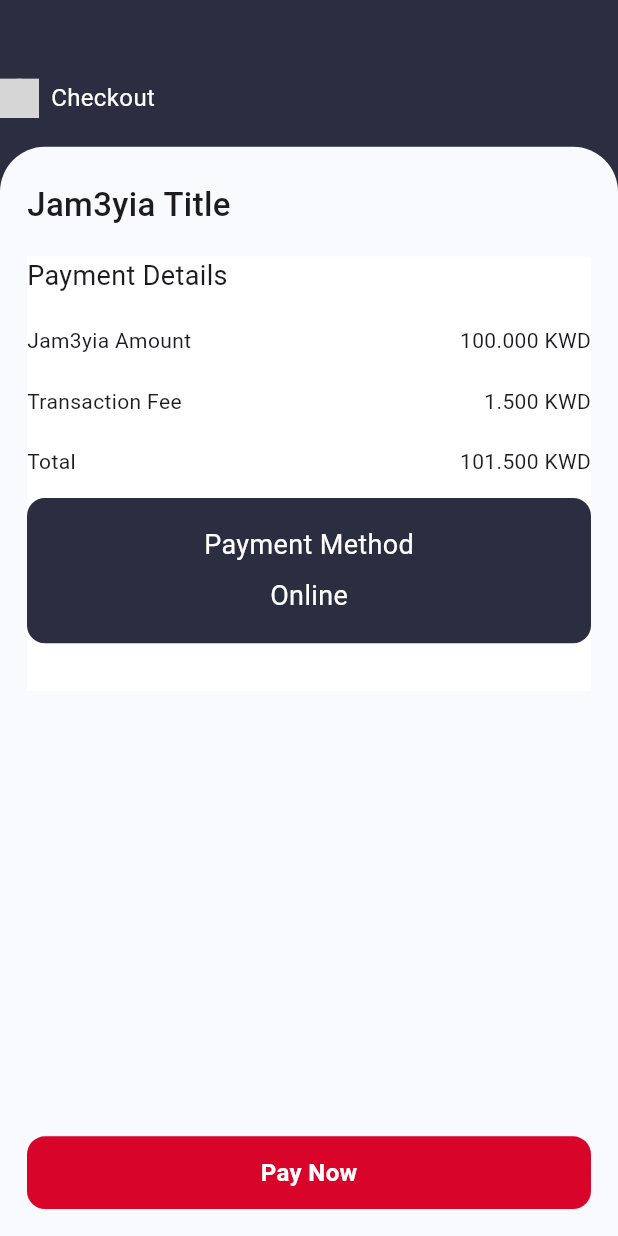
After one commit to makdad-raee/makdad_demo_app, a Flutter app: the Screen5 screen opened directly, scrolled down 71 dp, after a tap on "click here", on a phone screen of 412 x 824 dp. The commit adds this screen. Run offline on Flutter 3.47's test engine with Material 3 defaults, Android fonts, the phone set to English and light mode, and no system bars; our stand-ins replace flutter_svg; grey boxes are pictures that could not be loaded.

Commit message:
section 2 UiI part1

```diff
--- /dev/null
+++ b/lib/Features/presentaion/views/Section2/section2_home_view.dart
@@ -0,0 +1,22 @@
+import 'package:flutter/material.dart';
+import 'package:makdad_demo_app/Features/presentaion/views/Section2/widgets/check_out_body.dart';
+import 'package:makdad_demo_app/Features/presentaion/views/Section2/widgets/custom_appar2.dart';
+import 'package:makdad_demo_app/core/utlies/constant.dart';
+
+class Section2HomeView extends StatelessWidget {
+  const Section2HomeView({super.key});
+
+  @override
+  Widget build(BuildContext context) {
+    return const Scaffold(
+      backgroundColor: appBarColor,
+      body: Column(
+        children: [
+          CustomAppar2(),
+          Expanded(child: CheckOutBody()),
+
+        ],
+      ),
+    );
+  }
+}
--- /dev/null
+++ b/lib/Features/presentaion/views/Section2/widgets/check_out_body.dart
@@ -0,0 +1,80 @@
+import 'package:flutter/material.dart';
+import 'package:makdad_demo_app/Features/presentaion/views/Section2/widgets/payment_details.dart';
+import 'package:makdad_demo_app/Features/presentaion/views/widgets/custom_pay_button.dart';
+import 'package:makdad_demo_app/core/utlies/constant.dart';
+
+class CheckOutBody extends StatelessWidget {
+  const CheckOutBody({super.key});
+
+  @override
+  Widget build(BuildContext context) {
+    var height = MediaQuery.of(context).size.height;
+    var width = MediaQuery.of(context).size.width;
+    return Container(
+      width: double.infinity,
+      decoration: const BoxDecoration(
+          color: Color(0xffF8FAFD),
+          borderRadius: BorderRadius.only(
+              topRight: Radius.circular(30), topLeft: Radius.circular(30))),
+      child: Column(
+        children: [
+          Padding(
+            padding: const EdgeInsets.symmetric(vertical: 23, horizontal: 18),
+            child: Column(
+              crossAxisAlignment: CrossAxisAlignment.start,
+              children: [
+                Text(
+                  'Jam3yia Title',
+                  style: textStyle22.copyWith(fontWeight: FontWeight.w500),
+                ),
+                const SizedBox(
+                  height: 19,
+                ),
+                const PaymentDetails(),
+              ],
+            ),
+          ),
+          const Spacer(),
+          CustomPayButton(
+            onTap: () {},
+            text: Text(
+              'Pay Now',
+              style: textStyle16.copyWith(color: Colors.white,fontWeight: FontWeight.w600),
+            ),
+          ),
+        ],
+      ),
+    );
+  }
+}
+
+class CheckOutButton extends StatelessWidget {
+  const CheckOutButton({super.key});
+
+  @override
+  Widget build(BuildContext context) {
+    var height = MediaQuery.of(context).size.height;
+    var width = MediaQuery.of(context).size.width;
+    return Container(
+      decoration: BoxDecoration(
+          color: const Color(0xff2B2D40),
+          borderRadius: BorderRadius.circular(12)),
+      height: height * 0.1176,
+      width: double.infinity,
+      child: Column(
+        crossAxisAlignment: CrossAxisAlignment.center,
+        mainAxisAlignment: MainAxisAlignment.center,
+        children: [
+          Text(
+            'Payment Method',
+            style: textStyle18.copyWith(color: Colors.white),
+          ),
+          const SizedBox(
+            height: 8,
+          ),
+          Text('Online', style: textStyle18.copyWith(color: Colors.white)),
+        ],
+      ),
+    );
+  }
+}
--- /dev/null
+++ b/lib/Features/presentaion/views/Section2/widgets/custom_appar2.dart
@@ -0,0 +1,53 @@
+import 'package:flutter/material.dart';
+import 'package:flutter_svg/svg.dart';
+import 'package:makdad_demo_app/core/utlies/constant.dart';
+
+class CustomAppar2 extends StatelessWidget {
+  const CustomAppar2({super.key, this.checkOut = true});
+  final bool checkOut;
+
+  @override
+  Widget build(BuildContext context) {
+    var height = MediaQuery.of(context).size.height;
+    return Container(
+      height: height * 0.118823529,
+      decoration: const BoxDecoration(
+        color: Color(0xff2B2D40),
+      ),
+      child: Padding(
+        padding: EdgeInsets.only(top: height * 0.04),
+        child: Row(
+          crossAxisAlignment: CrossAxisAlignment.center,
+          mainAxisAlignment: MainAxisAlignment.start,
+          children: [
+            Row(
+              children: [
+                Container(
+                  height: 26,
+                  width: 26,
+                  child: CircleAvatar(
+                    backgroundColor: Colors.white,
+                    child: SvgPicture.asset(
+                      'assets/images/arrow_svg',
+                    ),
+                  ),
+                ),
+                const SizedBox(
+                  width: 8,
+                ),
+                checkOut
+                    ? Text(
+                        'Checkout',
+                        style: textStyle16.copyWith(color: Colors.white),
+                      )
+                    : const SizedBox(
+                        width: 1,
+                      )
+              ],
+            ),
+          ],
+        ),
+      ),
+    );
+  }
+}
--- /dev/null
+++ b/lib/Features/presentaion/views/Section2/widgets/payment_details.dart
@@ -0,0 +1,79 @@
+import 'package:flutter/material.dart';
+import 'package:makdad_demo_app/Features/presentaion/views/Section2/widgets/check_out_body.dart';
+import 'package:makdad_demo_app/Features/presentaion/views/widgets/custom_pay_button.dart';
+import 'package:makdad_demo_app/core/utlies/constant.dart';
+
+class PaymentDetails extends StatelessWidget {
+  const PaymentDetails({super.key});
+
+  @override
+  Widget build(BuildContext context) {
+    var height = MediaQuery.of(context).size.height;
+    // var width = MediaQuery.of(context).size.width;
+    return Container(
+      width: double.infinity,
+      height: height * 0.3517,
+      color: Colors.white,
+      child: Column(
+        crossAxisAlignment: CrossAxisAlignment.start,
+        children: [
+          const Text(
+            'Payment Details',
+            style: textStyle18,
+          ),
+          SizedBox(
+            height: height * 0.0247,
+          ),
+          const Row(
+            children: [
+              Text(
+                'Jam3yia Amount',
+                style: textStyle14,
+              ),
+              Spacer(),
+              Text(
+                '100.000 KWD',
+                style: textStyle14,
+              ),
+            ],
+          ),
+          SizedBox(
+            height: height * 0.0247,
+          ),
+          const Row(
+            children: [
+              Text(
+                'Transaction Fee',
+                style: textStyle14,
+              ),
+              Spacer(),
+              Text(
+                '1.500 KWD',
+                style: textStyle14,
+              ),
+            ],
+          ),
+          SizedBox(
+            height: height * 0.0247,
+          ),
+          const Row(
+            children: [
+              Text(
+                'Total',
+                style: textStyle14,
+              ),
+              Spacer(),
+              Text(
+                '101.500 KWD',
+                style: textStyle14,
+              ),
+            ],
+          ),
+          const SizedBox(height: 14,),
+          const CheckOutButton(),
+
+        ],
+      ),
+    );
+  }
+}
--- a/lib/Features/presentaion/views/custom_appbar.dart
+++ b/lib/Features/presentaion/views/custom_appbar.dart
@@ -37,10 +37,10 @@ class CustomAppar extends StatelessWidget {
               'Jam3yia Title',
               style: textStyle16.copyWith(color: Colors.white),
             ),
-            Spacer(),
+            const Spacer(),
             history
-                ? PaymentHistory()
-                : SizedBox(
+                ? const PaymentHistory()
+                : const SizedBox(
                     width: 1,
                   )
           ],
--- a/lib/Features/presentaion/views/home_view.dart
+++ b/lib/Features/presentaion/views/home_view.dart
@@ -51,7 +51,10 @@ class FirstScreenBody extends StatelessWidget {
                       color: Colors.red,
                       child: const Text(
                         'NextScreen',
-                        style: TextStyle(color: Colors.white, fontSize: 24),
+                        style: TextStyle(
+                          color: Colors.white,
+                          fontSize: 24,
+                        ),
                       ))),
             ),
           ),
--- a/lib/Features/presentaion/views/screen5.dart
+++ b/lib/Features/presentaion/views/screen5.dart
@@ -1,8 +1,7 @@
 import 'package:flutter/material.dart';
+import 'package:makdad_demo_app/Features/presentaion/views/Section2/section2_home_view.dart';
 import 'package:makdad_demo_app/Features/presentaion/views/custom_appbar.dart';
-import 'package:makdad_demo_app/Features/presentaion/views/widgets/custom_home_view.part2.dart';
 import 'package:makdad_demo_app/Features/presentaion/views/widgets/custom_home_view_part1.dart';
-import 'package:makdad_demo_app/Features/presentaion/views/widgets/custom_pay_button.dart';
 import 'package:makdad_demo_app/core/utlies/constant.dart';
 
 class Screen5 extends StatelessWidget {
@@ -10,9 +9,9 @@ class Screen5 extends StatelessWidget {
 
   @override
   Widget build(BuildContext context) {
-        var height = MediaQuery.of(context).size.height;
-    var width = MediaQuery.of(context).size.width;
-    return  const Scaffold(
+    //     var height = MediaQuery.of(context).size.height;
+    // var width = MediaQuery.of(context).size.width;
+    return const Scaffold(
       backgroundColor: appBarColor,
       body: SingleChildScrollView(
         child: Column(
@@ -20,39 +19,34 @@ class Screen5 extends StatelessWidget {
             CustomAppar(),
             CustomHomeViewPart1(),
             TextScreen5(),
-
-
-
-
-
           ],
         ),
       ),
     );
   }
 }
+
 class TextScreen5 extends StatelessWidget {
   const TextScreen5({super.key});
 
   @override
   Widget build(BuildContext context) {
-            var height = MediaQuery.of(context).size.height;
-    var width = MediaQuery.of(context).size.width;
+    var height = MediaQuery.of(context).size.height;
+    // var width = MediaQuery.of(context).size.width;
 
     return Container(
       color: defaultBackGroun,
       width: double.infinity,
       child: Column(
         children: [
-           const Text(
+          const Text(
             'Jam3yia Complted',
             style: textStyle20,
           ),
           SizedBox(
             height: height * 0.0247,
           ),
-          Text('Payout wason 1/8/2023'),
-
+          const Text('Payout wason 1/8/2023'),
           SizedBox(
             height: height * 0.0211,
           ),
@@ -60,12 +54,23 @@ class TextScreen5 extends StatelessWidget {
           SizedBox(
             height: height * 0.04235,
           ),
-          Container(color: Colors.white,
-          height: height*0.078,)
-
-
+          Container(
+            color: Colors.white,
+            height: height * 0.078,
+          ),
+          TextButton(
+            onPressed: () {
+              Navigator.of(context).push(MaterialPageRoute(
+                builder: (context) => const Section2HomeView(),
+              ));
+            },
+            child: Text(
+              "click here",
+              style: textStyle22.copyWith(color: Colors.red),
+            ),
+          ),
         ],
       ),
-    );;
+    );
   }
 }
--- a/lib/Features/presentaion/views/widgets/custom_body_under_appbar.dart
+++ b/lib/Features/presentaion/views/widgets/custom_body_under_appbar.dart
@@ -27,9 +27,15 @@ class CustomBodyUnderAppar extends StatelessWidget {
           ),
           Row(
             children: [
-              CustomRedButtonAndAmber(height: height, width: width,),
-              Spacer(),
-              amberButton??const SizedBox(width: 1,),
+              CustomRedButtonAndAmber(
+                height: height,
+                width: width,
+              ),
+              const Spacer(),
+              amberButton ??
+                  const SizedBox(
+                    width: 1,
+                  ),
             ],
           ),
           SizedBox(
--- a/lib/Features/presentaion/views/widgets/custom_details.dart
+++ b/lib/Features/presentaion/views/widgets/custom_details.dart
@@ -7,7 +7,7 @@ class CustomDetails extends StatelessWidget {
   @override
   Widget build(BuildContext context) {
     var height = MediaQuery.of(context).size.height;
-    var width = MediaQuery.of(context).size.width;
+   // var width = MediaQuery.of(context).size.width;
     return Column(
       children: [
         const Row(
--- a/lib/Features/presentaion/views/widgets/custom_home_view.part2.dart
+++ b/lib/Features/presentaion/views/widgets/custom_home_view.part2.dart
@@ -10,7 +10,7 @@ final String? text1;
   @override
   Widget build(BuildContext context) {
     var height = MediaQuery.of(context).size.height;
-    var width = MediaQuery.of(context).size.width;
+   // var width = MediaQuery.of(context).size.width;
     return Container(
       color: defaultBackGroun,
       width: double.infinity,
--- a/lib/Features/presentaion/views/widgets/custom_pay_button.dart
+++ b/lib/Features/presentaion/views/widgets/custom_pay_button.dart
@@ -1,16 +1,16 @@
-
 import 'package:flutter/material.dart';
 import 'package:makdad_demo_app/core/utlies/constant.dart';
 
 class CustomPayButton extends StatelessWidget {
-  const CustomPayButton({super.key, required this.onTap});
+  const CustomPayButton({super.key, required this.onTap, this.text });
   final void Function() onTap;
+  final Widget? text;
 
   @override
   Widget build(BuildContext context) {
-     var height = MediaQuery.of(context).size.height;
-    var width = MediaQuery.of(context).size.width;
-    return  GestureDetector(
+    var height = MediaQuery.of(context).size.height;
+    // var width = MediaQuery.of(context).size.width;
+    return GestureDetector(
       onTap: onTap,
       child: Container(
         color: defaultBackGroun,
@@ -18,10 +18,16 @@ class CustomPayButton extends StatelessWidget {
           padding: const EdgeInsets.all(defaultBadding),
           child: Container(
             width: double.infinity,
-            height: height*0.0588,
-            decoration: BoxDecoration(color:const Color(0xffD90429),borderRadius: BorderRadiusDirectional.circular(12),
+            height: height * 0.0588,
+            decoration: BoxDecoration(
+              color: const Color(0xffD90429),
+              borderRadius: BorderRadiusDirectional.circular(12),
             ),
-            child: Center(child: Text('PAY',style: textStyle16.copyWith(color: Colors.white),)),
+            child: Center(
+                child:text?? Text(
+              'PAY',
+              style: textStyle16.copyWith(color: Colors.white),
+            )),
           ),
         ),
       ),
--- a/lib/main.dart
+++ b/lib/main.dart
@@ -11,6 +11,7 @@ class MyApp extends StatelessWidget {
   @override
   Widget build(BuildContext context) {
     return const MaterialApp(
+      debugShowCheckedModeBanner: false,
       home: HomeView(),
     );
   }
```
